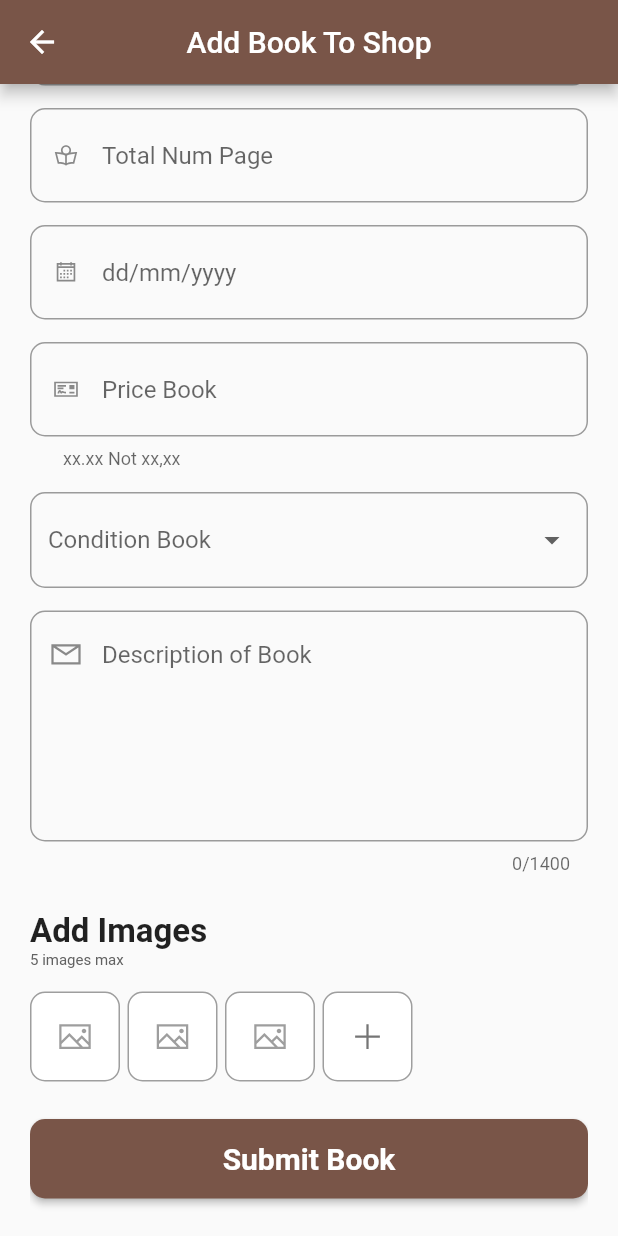
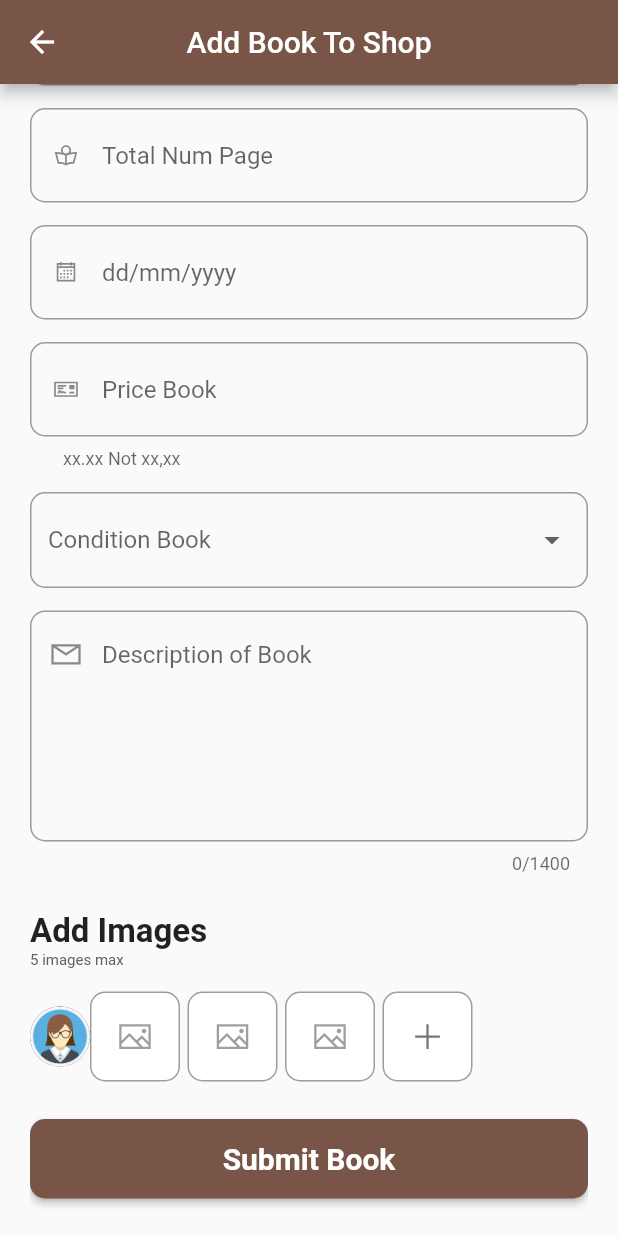
Before and after one commit to amine-jouha/E-BIBLIO, a Flutter app: the BookShop screen opened directly, scrolled down 196 dp, after a tap on "Submit Book", on a phone screen of 412 x 824 dp. Run offline on Flutter 3.47's test engine with Material 2 defaults, Android fonts, the phone set to English and light mode, and no system bars; our stand-ins replace bottom_navy_bar, cached_network_image, carousel_slider, cloud_firestore, firebase_auth, firebase_core and 12 more; missing offline and left inert: dart:ffi, firebase_app_check, flutter_facebook_auth, twitter_login; accounts and stored records are empty; network calls fail.

Commit message:
e-biblio App

```diff
--- a/lib/AddBookToShop/bookShop.dart
+++ b/lib/AddBookToShop/bookShop.dart
@@ -1,13 +1,19 @@
+
+import 'dart:io';
+
 import 'package:cloud_firestore/cloud_firestore.dart';
 import 'package:ebiblio/MorePages/bookInfos.dart';
 import 'package:ebiblio/model/Book_model.dart';
 import 'package:ebiblio/model/bookModel.dart';
 import 'package:firebase_auth/firebase_auth.dart';
+import 'package:firebase_storage/firebase_storage.dart';
 import'package:flutter/material.dart';
 import 'package:fluttertoast/fluttertoast.dart';
+import 'package:image_picker/image_picker.dart';
 import 'package:line_awesome_flutter/line_awesome_flutter.dart';
 
 import '../model/userInfo_model.dart';
+import '../model/user_model.dart';
 
 class BookShop extends StatefulWidget {
   const BookShop({Key? key}) : super(key: key);
@@ -18,6 +24,31 @@ class BookShop extends StatefulWidget {
 
 class _BookShopState extends State<BookShop> {
   User? user = FirebaseAuth.instance.currentUser;
+  UserModel loggedInUser = UserModel();
+
+  @override
+  void initState() {
+    super.initState();
+    FirebaseFirestore.instance.collection('users').doc(user!.uid).get().then((value) {
+      this.loggedInUser = UserModel.fromMap(value.data());
+      setState(() {});
+    });
+  }
+
+  Future<Widget> _getImageFB(BuildContext context, String imageName) async {
+    late Image image;
+    await FireStorageService.loadImage(context, imageName).then((value) => {
+      image = Image.network(
+        value.toString(),
+        fit: BoxFit.cover,
+        height: 60,
+        width: 60,
+      ),
+    });
+    return image;
+  }
+
+
 
   //notre form key
   final _formKey = GlobalKey<FormState>();
@@ -37,6 +68,34 @@ class _BookShopState extends State<BookShop> {
     "Damaged",
   ];
 
+
+
+
+
+  ImagePicker image = ImagePicker();
+  String url = '';
+  File? file;
+  getImage() async {
+    var img = await image.pickImage(source: ImageSource.gallery);
+    setState(() {
+      file = File(img!.path);
+      // print(file);
+    });
+    uploadFile();
+  }
+
+  uploadFile() async {
+    var imageFile = FirebaseStorage.instance.ref().child('/${loggedInUser!.uid.toString()}');
+    UploadTask task = imageFile.putFile(file!);
+    TaskSnapshot snapshot = await task;
+    //for downloading
+    print('ici**********************************************');
+    url = await snapshot.ref.getDownloadURL();
+    print(url);
+    print('ici');
+    print(imageFile.name);
+  }
+
   @override
   Widget build(BuildContext context) {
     final TitleBook = TextFormField(
@@ -45,7 +104,7 @@ class _BookShopState extends State<BookShop> {
       controller: TitleEditingController,
       keyboardType: TextInputType.name,
       validator: (value) {
-        RegExp regex = new RegExp(r'^.{3}$');
+        RegExp regex = new RegExp(r'^.{3,}$');
         if(value!.isEmpty)
         {
           return ('Title connot be empty!');
@@ -78,12 +137,12 @@ class _BookShopState extends State<BookShop> {
       validator: (value)
       {
         if(value!.isEmpty) {
-          return ('Entrer votre Email');
+          return ('Enter Name Author');
         }
         //reg expression for email validation
-        if(!RegExp('^[a-zA-Z0-9+_.-]+@[a-zA-Z0-9.-]+.[a-z]').hasMatch(value))
+        if(!RegExp(r'^.{3,}$').hasMatch(value))
         {
-          return ('Entrez un Email Valid!');
+          return ('Enter a Valid Name!');
         }
         return null;
       },
@@ -109,12 +168,12 @@ class _BookShopState extends State<BookShop> {
       validator: (value)
       {
         if(value!.isEmpty) {
-          return ('Entrer votre Email');
+          return ('Entrer date Book');
         }
         //reg expression for email validation
-        if(!RegExp('^[a-zA-Z0-9+_.-]+@[a-zA-Z0-9.-]+.[a-z]').hasMatch(value))
+        if(!RegExp(r'^.{6,}$').hasMatch(value))
         {
-          return ('Entrez un Email Valid!');
+          return ('Enter a Valid Date!');
         }
         return null;
       },
@@ -143,7 +202,7 @@ class _BookShopState extends State<BookShop> {
           return ('Enter Number of Pages!');
         }
         //reg expression for email validation
-        if(!RegExp('^[a-zA-Z0-9+_.-]+@[a-zA-Z0-9.-]+.[a-z]').hasMatch(value))
+        if(!RegExp(r'^\d+(,\d{1,2})?$').hasMatch(value))
         {
           return ('Enter a valid Number!');
         }
@@ -174,7 +233,7 @@ class _BookShopState extends State<BookShop> {
           return ('Enter a Price');
         }
         //reg expression for email validation
-        if(!RegExp('^[a-zA-Z0-9+_.-]+@[a-zA-Z0-9.-]+.[a-z]').hasMatch(value))
+        if(!RegExp(r'^\d+(,\d{1,2})?$').hasMatch(value))
         {
           return ('Enter a valid Price!');
         }
@@ -337,6 +396,45 @@ class _BookShopState extends State<BookShop> {
                       SizedBox(height: 15,),
                       Row(
                         children: [
+                          FutureBuilder<Widget>(
+                            future: _getImageFB(context, '${loggedInUser.uid.toString()}'),
+                            builder: (context, snapshot) {
+                              if (snapshot.hasData)
+                                if (snapshot.connectionState == ConnectionState.done) {
+                                  print('le voici');
+                                  print(snapshot.data);
+                                  return
+                                    ClipRRect(
+                                      borderRadius: BorderRadius.circular(100),
+                                      child: Container(
+                                        height: 30,
+                                        child: snapshot.data,
+                                      ),
+                                    );
+
+                                }
+                              if (snapshot.connectionState == ConnectionState.waiting) {
+                                return Container(
+                                  child: CircleAvatar(
+                                      radius: 20,
+                                      backgroundImage: AssetImage(
+                                        'assets/avatar.png',
+                                      )
+
+                                  ),
+                                );
+                              }
+                              else return Container(
+                                child: CircleAvatar(
+                                    radius: 20,
+                                    backgroundImage: AssetImage(
+                                      'assets/avatar.png',
+                                    )
+
+                                ),
+                              );
+                            },
+                          ),
                           Container(
                             height: 60,
                             width: 60,
@@ -370,7 +468,11 @@ class _BookShopState extends State<BookShop> {
                             child: Center(child: Icon(LineAwesomeIcons.image_1, color: Colors.grey,)),
                           ),
                           SizedBox(width: 5,),
-                          Container(
+                          GestureDetector(
+                            onTap: () async {
+                              await getImage();
+                            },
+                            child: Container(
                               height: 60,
                               width: 60,
                               decoration: BoxDecoration(
@@ -379,6 +481,7 @@ class _BookShopState extends State<BookShop> {
                                   borderRadius: BorderRadius.circular(10)
                               ),
                               child: Center(child: Icon(LineAwesomeIcons.plus, color: Colors.grey.shade600,)),
+                            ),
                           ),
                           SizedBox(width: 5,),
 
@@ -405,6 +508,8 @@ class _BookShopState extends State<BookShop> {
 
     BookFormShop bookFormShop = BookFormShop();
 
+    if (_formKey.currentState!.validate()) {
+
     bookFormShop.uid = user!.uid;
     bookFormShop.title = title;
     bookFormShop.author = author;
@@ -418,10 +523,13 @@ class _BookShopState extends State<BookShop> {
 
 
 
-    await CircularProgressIndicator();
     Navigator.of(context).pop();
-    await firebaseFirestore.collection('BookFormShop').doc(user!.uid + bookFormShop.price.toString()).set(bookFormShop.toMap());
-    Fluttertoast.showToast(msg: 'Book Added successfully ${user!.displayName}');
+
+      await firebaseFirestore.collection('BookFormShop').doc(
+          user!.uid + bookFormShop.price.toString()).set(bookFormShop.toMap());
+      Fluttertoast.showToast(
+          msg: 'Book Added successfully ${user!.displayName}');
+    }
 
 
 
@@ -442,3 +550,12 @@ class _BookShopState extends State<BookShop> {
 
   }
 }
+
+//pour charger charger l'image qui est dans la base de donnée
+class FireStorageService extends ChangeNotifier {
+  FireStorageService();
+  static Future<dynamic> loadImage(BuildContext context, String image) async {
+    return await FirebaseStorage.instance.ref().child(image).getDownloadURL();
+  }
+
+}
--- a/lib/main.dart
+++ b/lib/main.dart
@@ -10,12 +10,16 @@ import 'package:ebiblio/getStarted/getStarted.dart';
 // import 'package:ebiblio/leftMenu/Login.dart';
 
 import 'getStarted/first_choice.dart';
+import 'package:intl/date_symbol_data_local.dart';
+
 import 'pages/welcome.dart';
 
 
 Future<void> main() async {
   // ClassBuilder.registerClasses();
   WidgetsFlutterBinding.ensureInitialized();
+  initializeDateFormatting();
+
   await Firebase.initializeApp(
     // options: FirebaseOptions(
     //     apiKey: 'XijEUSw9BopmwHtllC4M3W8z0',
--- a/pubspec.yaml
+++ b/pubspec.yaml
@@ -51,7 +51,8 @@ dependencies:
   pull_to_refresh: ^2.0.0
   loading_animation_widget:
   cached_network_image: ^3.2.1
-
+  image_picker: ^0.8.4+3
+  firebase_storage: ^8.1.3
 
 
 
```
Also changed, not shown: pubspec.lock, 1 other file. Lines whose indentation alone changed are shown as unchanged.
